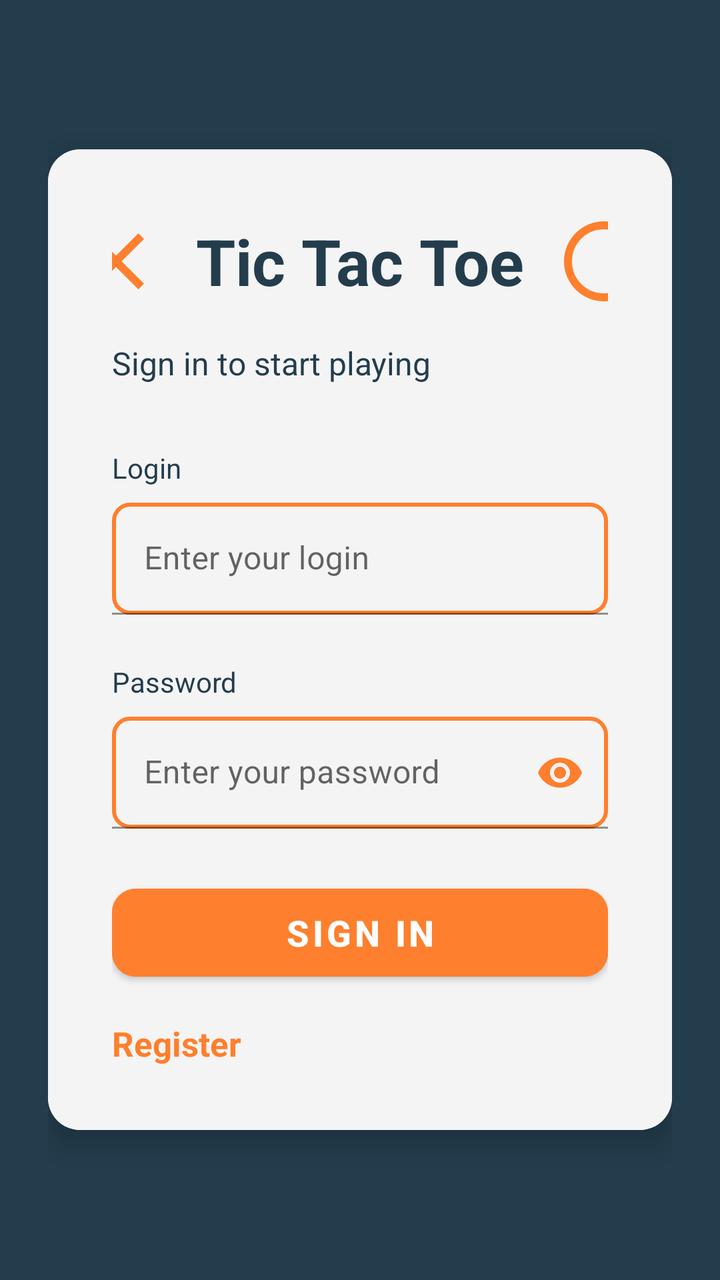
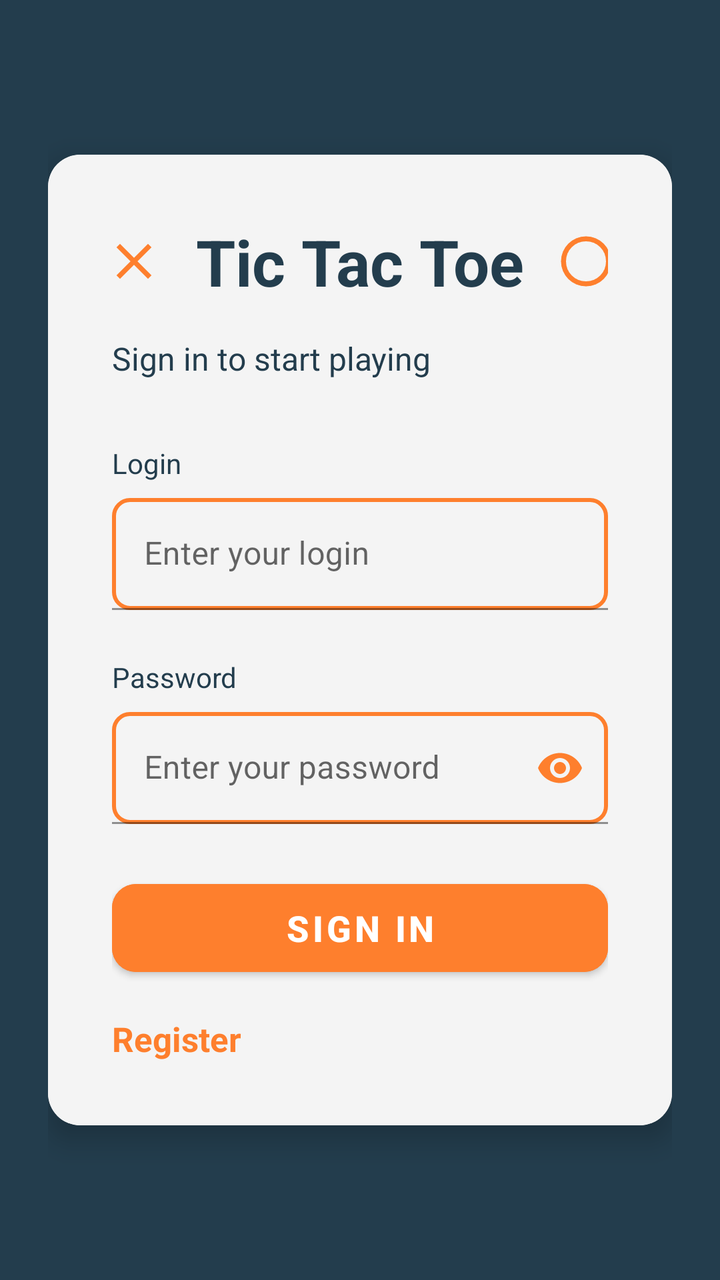

Before-and-after screenshots of an Android layout around one commit, followed by the original layout XML and the change that was made.
<!-- AndroidManifest.xml: application theme Theme.TicTacToeMobile -->
<!-- res/layout/fragment_login.xml -->
<?xml version="1.0" encoding="utf-8"?>
<FrameLayout xmlns:android="http://schemas.android.com/apk/res/android"
    xmlns:app="http://schemas.android.com/apk/res-auto"
    android:layout_width="match_parent"
    android:layout_height="match_parent"
    android:background="@color/background">

    <LinearLayout
        android:layout_width="match_parent"
        android:layout_height="match_parent"
        android:gravity="center"
        android:orientation="vertical"
        android:padding="24dp">

        <androidx.cardview.widget.CardView
            android:layout_width="match_parent"
            android:layout_height="wrap_content"
            android:layout_gravity="center"
            android:elevation="8dp"
            app:cardCornerRadius="16dp"
            app:cardElevation="8dp">

            <LinearLayout
                android:layout_width="match_parent"
                android:layout_height="wrap_content"
                android:background="@color/milk"
                android:orientation="vertical"
                android:padding="32dp">

                <LinearLayout
                    android:layout_width="match_parent"
                    android:layout_height="wrap_content"
                    android:layout_marginBottom="16dp"
                    android:gravity="center"
                    android:orientation="horizontal">

                    <ImageView
                        android:layout_width="48dp"
                        android:layout_height="48dp"
                        android:contentDescription="@string/x_symbol"
                        android:src="@drawable/ic_cross" />

                    <TextView
                        android:layout_width="wrap_content"
                        android:layout_height="wrap_content"
                        android:layout_marginHorizontal="16dp"
                        android:text="@string/tic_tac_toe"
                        android:textColor="@color/background"
                        android:textSize="32sp"
                        android:textStyle="bold" />

                    <ImageView
                        android:layout_width="48dp"
                        android:layout_height="48dp"
                        android:contentDescription="@string/o_symbol"
                        android:src="@drawable/ic_circle" />

                </LinearLayout>

                <TextView
                    android:layout_width="match_parent"
                    android:layout_height="wrap_content"
                    android:layout_marginBottom="32dp"
                    android:text="@string/sign_in_to_start_playing"
                    android:textAlignment="center"
                    android:textColor="@color/background"
                    android:textSize="16sp" />

                <TextView
                    android:layout_width="wrap_content"
                    android:layout_height="wrap_content"
                    android:layout_marginBottom="8dp"
                    android:text="@string/login"
                    android:textColor="@color/background"
                    android:textSize="14sp" />

                <com.google.android.material.textfield.TextInputLayout
                    android:layout_width="match_parent"
                    android:layout_height="wrap_content">

                    <com.google.android.material.textfield.TextInputEditText
                        android:id="@+id/etLogin"
                        android:layout_width="match_parent"
                        android:layout_height="56dp"
                        android:layout_marginBottom="24dp"
                        android:background="@drawable/input_shape"
                        android:hint="@string/enter_your_login"
                        android:inputType="text"
                        android:paddingHorizontal="16dp"
                        android:textColor="@color/black"
                        android:textColorHint="@color/hint_color"
                        android:textSize="16sp" />
                </com.google.android.material.textfield.TextInputLayout>

                <TextView
                    android:layout_width="wrap_content"
                    android:layout_height="wrap_content"
                    android:layout_marginBottom="8dp"
                    android:text="@string/password"
                    android:textColor="@color/background"
                    android:textSize="14sp" />

                <com.google.android.material.textfield.TextInputLayout
                    android:layout_width="match_parent"
                    android:layout_height="wrap_content"
                    android:layout_marginBottom="24dp"
                    app:endIconMode="password_toggle"
                    app:endIconTint="@color/elements">

                    <com.google.android.material.textfield.TextInputEditText
                        android:id="@+id/etPassword"
                        android:layout_width="match_parent"
                        android:layout_height="56dp"
                        android:background="@drawable/input_shape"
                        android:hint="@string/enter_your_password"
                        android:inputType="textPassword"
                        android:paddingHorizontal="16dp"
                        android:textColor="@color/black"
                        android:textColorHint="@color/hint_color"
                        android:textSize="16sp" />
                </com.google.android.material.textfield.TextInputLayout>

                <com.google.android.material.button.MaterialButton
                    android:id="@+id/buttonSignIn"
                    android:layout_width="match_parent"
                    android:layout_height="56dp"
                    android:layout_marginBottom="16dp"
                    android:backgroundTint="@color/elements"
                    android:text="@string/sign_in"
                    android:textColor="@color/white"
                    android:textSize="18sp"
                    android:textStyle="bold"
                    app:cornerRadius="12dp" />

                <TextView
                    android:id="@+id/tvRegister"
                    android:layout_width="match_parent"
                    android:layout_height="wrap_content"
                    android:clickable="true"
                    android:focusable="true"
                    android:text="@string/register"
                    android:textAlignment="center"
                    android:textColor="@color/elements"
                    android:textSize="17sp"
                    android:textStyle="bold" />

            </LinearLayout>

        </androidx.cardview.widget.CardView>
    </LinearLayout>

    <ProgressBar
        android:id="@+id/progressBar"
        android:layout_width="wrap_content"
        android:layout_height="wrap_content"
        android:layout_gravity="center"
        android:visibility="gone" />

</FrameLayout>
<!-- resources referenced by this layout -->
<resources>
  <color name="background">#233D4D</color>
  <color name="black">#FF000000</color>
  <color name="elements">#FE7F2D</color>
  <color name="hint_color">#99233D4D</color>
  <color name="milk">#F4F4F4</color>
  <color name="white">#FFFFFFFF</color>
  <!-- drawable ic_circle (drawable) -->
  <vector xmlns:android="http://schemas.android.com/apk/res/android"
      android:width="24dp"
      android:height="24dp"
      android:viewportWidth="960"
      android:viewportHeight="960">
    <path
        android:pathData="M480,880q-83,0 -156,-31.5T197,763q-54,-54 -85.5,-127T80,480q0,-83 31.5,-156T197,197q54,-54 127,-85.5T480,80q83,0 156,31.5T763,197q54,54 85.5,127T880,480q0,83 -31.5,156T763,763q-54,54 -127,85.5T480,880ZM480,800q134,0 227,-93t93,-227q0,-134 -93,-227t-227,-93q-134,0 -227,93t-93,227q0,134 93,227t227,93ZM480,480Z"
        android:fillColor="#FE7F2D"/>
  </vector>
  <!-- drawable ic_cross (drawable) -->
  <vector xmlns:android="http://schemas.android.com/apk/res/android"
      android:width="24dp"
      android:height="24dp"
      android:viewportWidth="960"
      android:viewportHeight="960">
    <path
        android:pathData="m256,760 l-56,-56 224,-224 -224,-224 56,-56 224,224 224,-224 56,56 -224,224 224,224 -56,56 -224,-224 -224,224Z"
        android:fillColor="@color/elements"/>
  </vector>
  <!-- drawable input_shape (drawable) -->
  <?xml version="1.0" encoding="utf-8"?>
  <shape xmlns:android="http://schemas.android.com/apk/res/android"
      android:shape="rectangle">
      <solid android:color="@color/milk" />
      <stroke
          android:width="2dp"
          android:color="@color/elements" />
      <corners android:radius="8dp" />
  </shape>
  <string name="enter_your_login">Enter your login</string>
  <string name="enter_your_password">Enter your password</string>
  <string name="login">Login</string>
  <string name="o_symbol" translatable="false">O symbol</string>
  <string name="password">Password</string>
  <string name="register">Register</string>
  <string name="sign_in">Sign In</string>
  <string name="sign_in_to_start_playing">Sign in to start playing</string>
  <string name="tic_tac_toe">Tic Tac Toe</string>
  <string name="x_symbol" translatable="false">X symbol</string>
  <style name="Theme.TicTacToeMobile" parent="Theme.MaterialComponents.DayNight.NoActionBar">
          
          <item name="colorPrimary">@color/purple_500</item>
          <item name="colorPrimaryVariant">@color/purple_700</item>
          <item name="colorOnPrimary">@color/white</item>
          
          <item name="colorSecondary">@color/teal_200</item>
          <item name="colorSecondaryVariant">@color/teal_700</item>
          <item name="colorOnSecondary">@color/black</item>
          
          <item name="android:statusBarColor">?attr/colorPrimaryVariant</item>
          
      </style>
  <color name="purple_500">#FF6200EE</color>
  <color name="purple_700">#FF3700B3</color>
  <color name="teal_200">#FF03DAC5</color>
  <color name="teal_700">#FF018786</color>
</resources>

<!-- the commit's change to res/layout/fragment_login.xml (unified diff, before → after) -->
@@ -35,8 +35,8 @@
                     android:orientation="horizontal">
 
                     <ImageView
-                        android:layout_width="48dp"
-                        android:layout_height="48dp"
+                        android:layout_width="30dp"
+                        android:layout_height="30dp"
                         android:contentDescription="@string/x_symbol"
                         android:src="@drawable/ic_cross" />
 
@@ -50,8 +50,8 @@
                         android:textStyle="bold" />
 
                     <ImageView
-                        android:layout_width="48dp"
-                        android:layout_height="48dp"
+                        android:layout_width="30dp"
+                        android:layout_height="30dp"
                         android:contentDescription="@string/o_symbol"
                         android:src="@drawable/ic_circle" />
 
